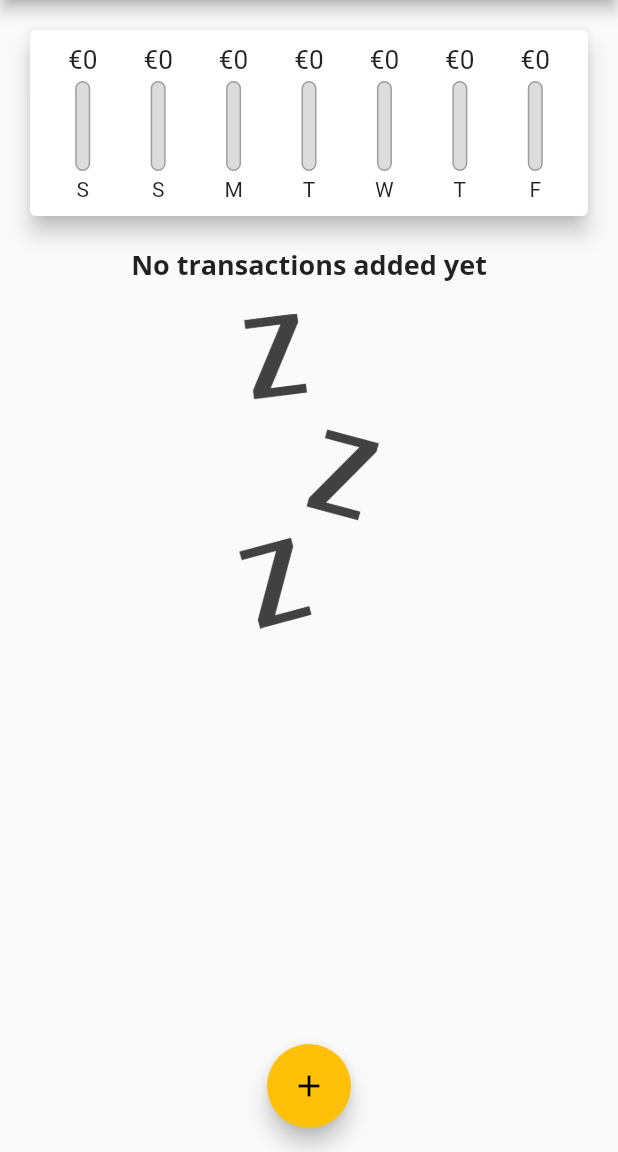
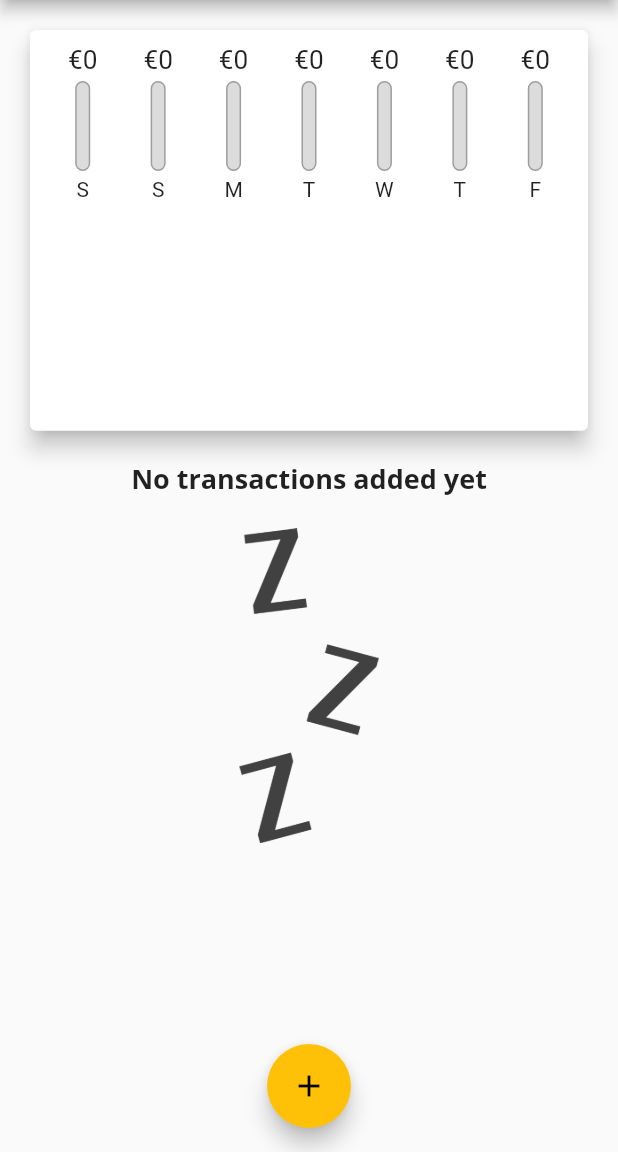
Before and after one commit to airinpopcorn/expenses_project, a Flutter app: the screen it shows after launch, on a phone screen of 412 x 824 dp, the part 84-1236 px from its top. Run offline on Flutter 3.47's test engine with Material 2 defaults, Android fonts, the phone set to English and light mode, and no system bars.

Commit message:
Add MediaQuery in main

```diff
--- a/lib/main.dart
+++ b/lib/main.dart
@@ -81,8 +81,7 @@ class _MyHomePageState extends State<MyHomePage> {
 
   @override
   Widget build(BuildContext context) {
-    return Scaffold(
-      appBar: AppBar(
+    final appBar = AppBar(
       title: Text('Personal Expenses'),
       actions: [
         IconButton(
@@ -90,14 +89,33 @@ class _MyHomePageState extends State<MyHomePage> {
           onPressed: () => _startAddNewTransaction(context),
         )
       ],
-      ),
+    );
+    return Scaffold(
+      appBar: appBar,
       body: SingleChildScrollView(
         child: Column(
           mainAxisAlignment: MainAxisAlignment.start,
           crossAxisAlignment: CrossAxisAlignment.stretch,
           children: [
-            Chart(recentTransaction: _recentTransactions),
-            TransactionList(_userTransactions, _deleteTransaction)
+            Container(
+              height: (MediaQuery.of(context).size.height -
+                      appBar.preferredSize.height -
+                      MediaQuery.of(context).padding.top) *
+                  0.4,
+              child: Chart(
+                recentTransaction: _recentTransactions,
+              ),
+            ),
+            Container(
+              height: (MediaQuery.of(context).size.height -
+                      appBar.preferredSize.height -
+                      MediaQuery.of(context).padding.top) *
+                  0.6,
+              child: TransactionList(
+                _userTransactions,
+                _deleteTransaction,
+              ),
+            )
           ],
         ),
       ),
--- a/lib/widgets/transaction_list.dart
+++ b/lib/widgets/transaction_list.dart
@@ -11,9 +11,7 @@ class TransactionList extends StatelessWidget {
 
   @override
   Widget build(BuildContext context) {
-    return Container(
-        height: 300,
-        child: transactions.isEmpty
+    return transactions.isEmpty
         ? Column(
             children: [
               Text(
@@ -36,8 +34,7 @@ class TransactionList extends StatelessWidget {
             itemBuilder: (context, index) {
               return Card(
                 elevation: 5,
-                    margin:
-                        const EdgeInsets.symmetric(vertical: 8, horizontal: 5),
+                margin: const EdgeInsets.symmetric(vertical: 8, horizontal: 5),
                 child: ListTile(
                   leading: CircleAvatar(
                     radius: 30,
@@ -63,14 +60,13 @@ class TransactionList extends StatelessWidget {
                   ),
                   trailing: IconButton(
                     icon: Icon(Icons.delete),
-                        onPressed: () =>
-                            deleteTransaction(transactions[index].id),
+                    onPressed: () => deleteTransaction(transactions[index].id),
                     color: Theme.of(context).errorColor,
                   ),
                 ),
               );
             },
             itemCount: transactions.length,
-              ));
+          );
   }
 }
```
Lines whose indentation alone changed are shown as unchanged.
